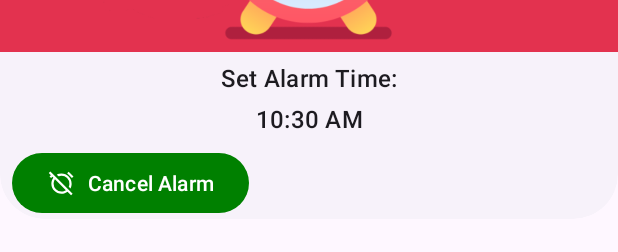
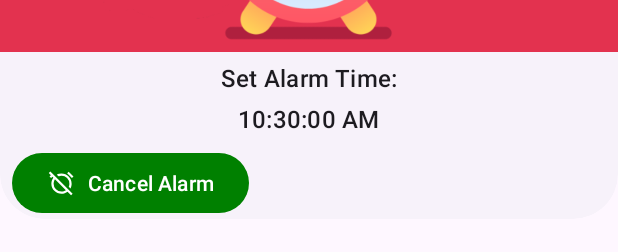
Before and after one commit to Ravi1112005/MAD_24012532004_Practical4, an Android app: the layout activity_main.xml on its own in the app's theme, with its tools: preview values and no code run, on a phone screen of 412 x 824 dp. Shown: the part 914-1166 px from the top of the screen. Run offline under Robolectric (Android 15) with nearby library versions, the phone set to English and light mode, and no system bars.

Commit message:
update commit

```diff
--- a/app/src/main/AndroidManifest.xml
+++ b/app/src/main/AndroidManifest.xml
@@ -16,7 +16,7 @@
             android:name=".AlarmBroadcastReceiver"
             android:directBootAware="true"
             android:enabled="true"
-            android:exported="true">
+            android:exported="false">
 
             <intent-filter>
                 <action android:name="android.intent.action.BOOT_COMPLETED"/>
--- a/app/src/main/java/com/example/mad_24012532004_practical4/AlarmBroadcastReceiver.kt
+++ b/app/src/main/java/com/example/mad_24012532004_practical4/AlarmBroadcastReceiver.kt
@@ -15,6 +15,5 @@ class AlarmBroadcastReceiver : BroadcastReceiver() {
             else if (str1 == "Stop")
                 context.stopService(intentService)
         }
-        TODO("AlarmBroadcastReceiver.onReceive() is not implemented")
     }
 }
--- a/app/src/main/java/com/example/mad_24012532004_practical4/AlarmService.kt
+++ b/app/src/main/java/com/example/mad_24012532004_practical4/AlarmService.kt
@@ -24,7 +24,11 @@ class AlarmService : Service() {
     }
 
     override fun onDestroy() {
-        mediaPlayer.stop()
+        if (this :: mediaPlayer.isInitialized){
+            mediaPlayer.stop()
+            mediaPlayer.release()
+        }
+        //mediaPlayer.stop()
         super.onDestroy()
     }
 }
--- a/app/src/main/res/layout/activity_main.xml
+++ b/app/src/main/res/layout/activity_main.xml
@@ -141,12 +141,13 @@
                         app:layout_constraintStart_toStartOf="parent"
                         app:layout_constraintTop_toBottomOf="@id/imageView1" />
 
-                    <TextClock
+                    <TextView
                         android:id="@+id/alarmTime"
                         android:layout_width="wrap_content"
                         android:layout_height="wrap_content"
                         android:layout_marginTop="5dp"
                         android:textAppearance="?attr/textAppearanceTitleMedium"
+                        tools:text="10:30:00 AM"
                         app:layout_constraintEnd_toEndOf="parent"
                         app:layout_constraintStart_toStartOf="parent"
                         app:layout_constraintTop_toBottomOf="@id/text4" />
```
Also changed, not shown: app/src/main/java/com/example/mad_24012532004_practical4/MainActivity.kt (+11 -7 lines).
